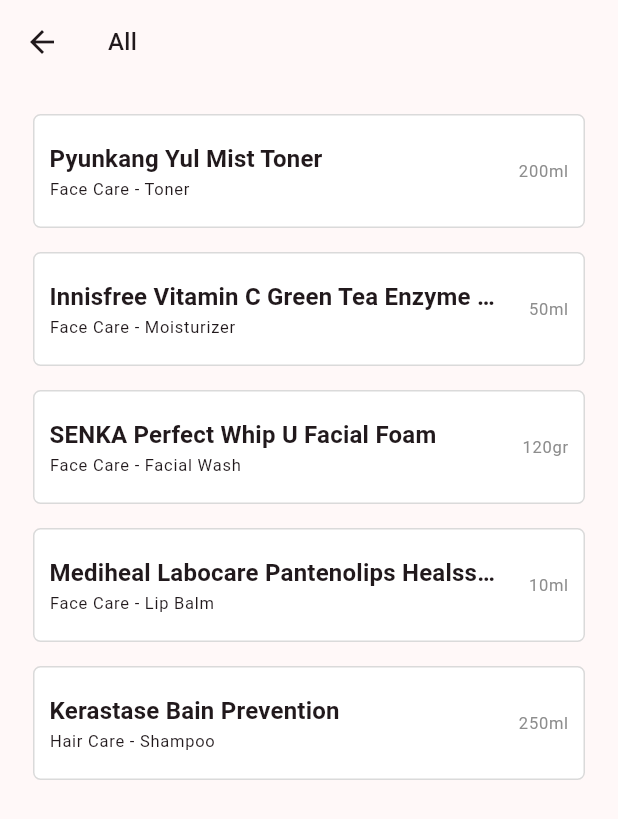
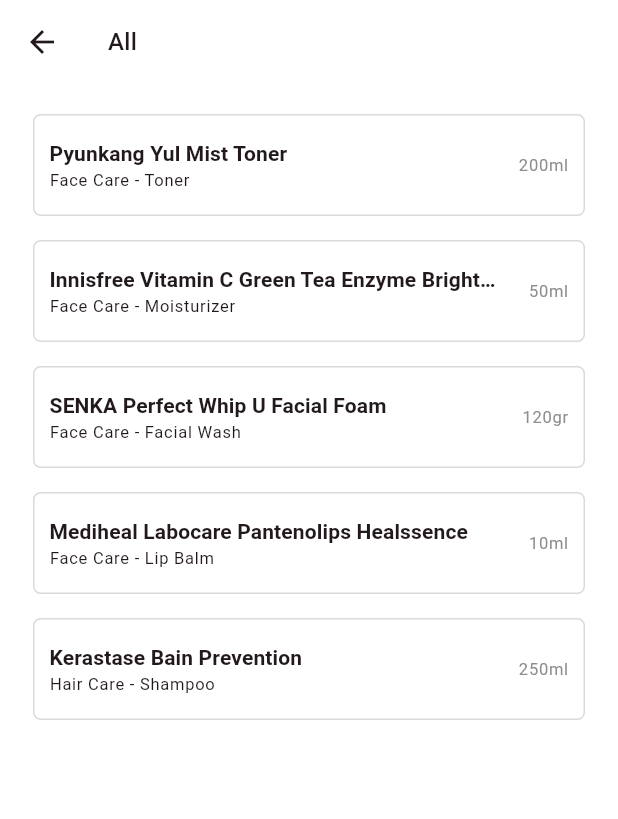
Before and after one commit to jazlynlatif/selfcare_app, a Flutter app: the screen it shows after launch, after a tap on "All", on a phone screen of 412 x 824 dp. Shown: the top 819 px of the screen. Run offline on Flutter 3.47's test engine with Material 3 defaults, Android fonts, the light colour scheme and no system bars; our stand-ins replace flutter_riverpod, go_router.

Commit message:
style: refine product typography; update page theme to white

```diff
--- a/lib/main.dart
+++ b/lib/main.dart
@@ -1,4 +1,5 @@
 import 'package:flutter/material.dart';
+import 'package:flutter/services.dart';
 import 'package:selfcare_app/config/route_config.dart';
 import 'package:flutter_riverpod/flutter_riverpod.dart';
 
@@ -19,6 +20,11 @@
         colorScheme: ColorScheme.fromSeed(
           seedColor: Color.fromRGBO(255, 174, 209, 1),
           primary: Color.fromRGBO(255, 174, 209, 1)
+        ),
+        scaffoldBackgroundColor: Colors.white,
+        appBarTheme: const AppBarTheme(
+          backgroundColor: Colors.white,
+          systemOverlayStyle: SystemUiOverlayStyle.dark,
         )
       ),
       routerConfig: router,
--- a/lib/widgets/product_card.dart
+++ b/lib/widgets/product_card.dart
@@ -20,7 +20,7 @@
     final product = widget.product;
     return Container(
       margin: const EdgeInsets.symmetric(horizontal: 10, vertical: 8),
-      padding: const EdgeInsets.symmetric(horizontal: 10, vertical: 17),
+      padding: const EdgeInsets.symmetric(horizontal: 10, vertical: 15),
       width: double.infinity,
       decoration: BoxDecoration(
         color: Color.fromRGBO(255, 255, 255, 1),
@@ -39,7 +39,7 @@
               children: [
                 Text(
                   product.product.name,
-                  style: theme.textTheme.titleMedium?.copyWith(
+                  style: theme.textTheme.titleSmall?.copyWith(
                     fontWeight: FontWeight.bold
                   ),
                   maxLines: 1,
```
